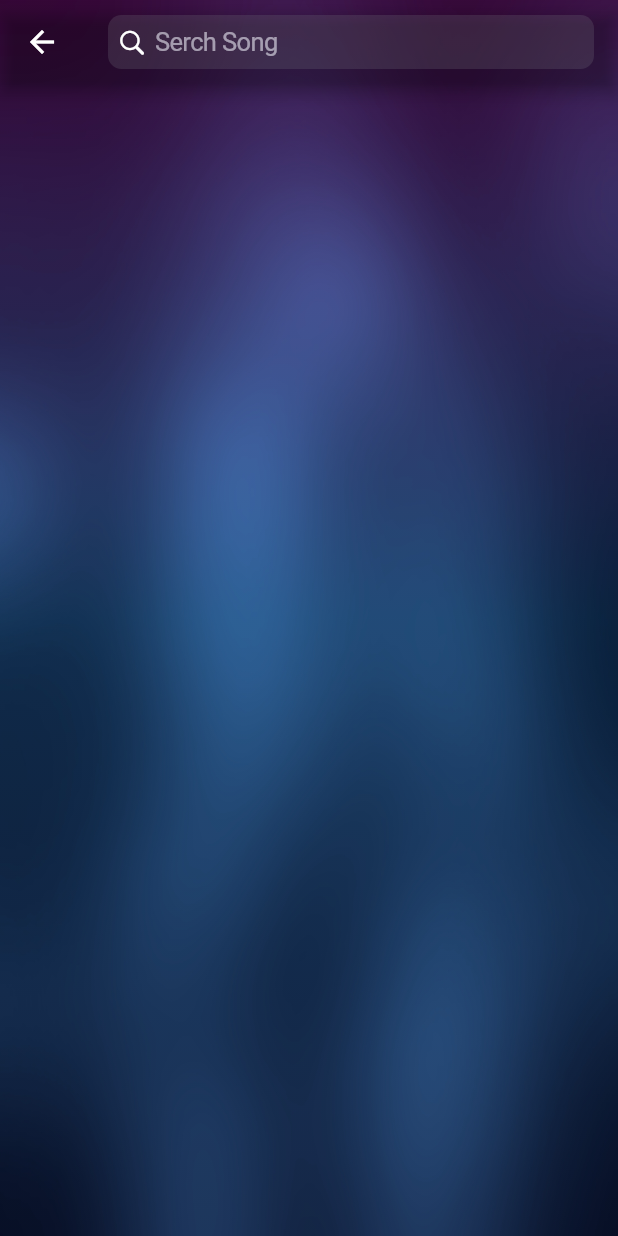
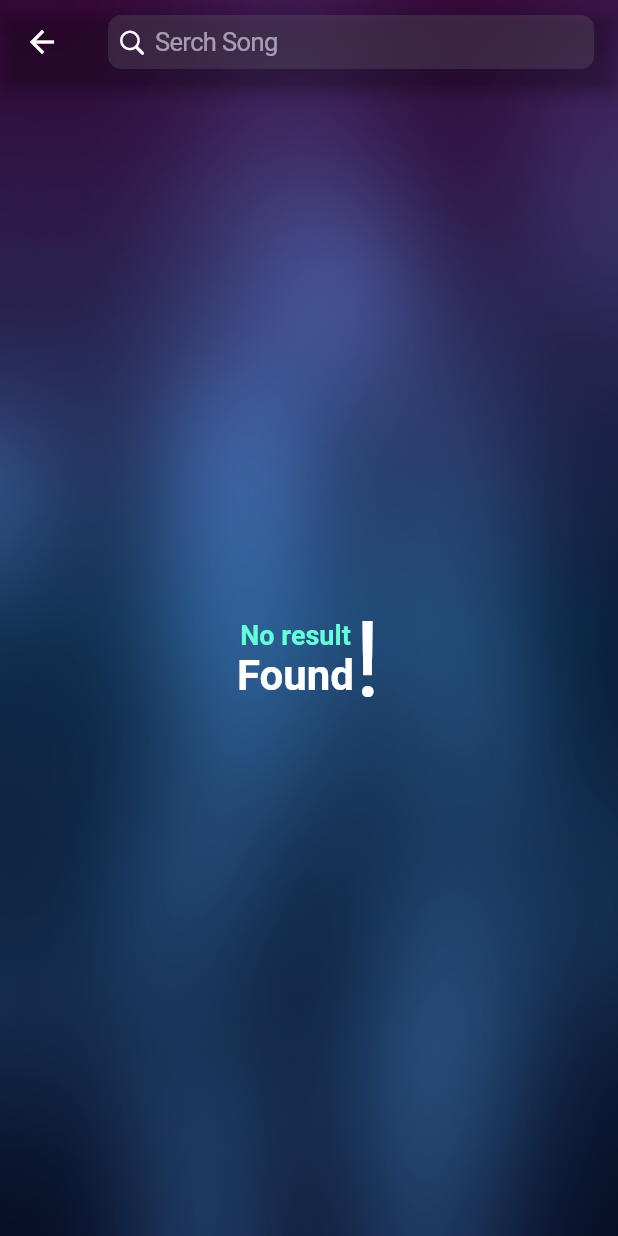
Before and after one commit to ihsankottupadam/flutter_music_player, a Flutter app: the SearchView screen opened by its route, on a phone screen of 412 x 824 dp. Run offline on Flutter 3.47's test engine with Material 2 defaults, Android fonts, the phone set to English and light mode, and no system bars; our stand-ins replace audio_video_progress_bar, get, hive, hive_flutter, just_audio, marquee and 3 more; missing offline and left inert: mini_music_visualizer, we_slide; accounts and stored records are empty.

Commit message:
bg color from artwork enhanced

```diff
--- a/lib/app/modules/album_screen/views/album_screen_view.dart
+++ b/lib/app/modules/album_screen/views/album_screen_view.dart
@@ -4,7 +4,6 @@ import 'package:get/get.dart';
 import 'package:music_player/app/modules/library/controllers/library_controller.dart';
 import 'package:music_player/app/modules/library/views/tabs.dart' show SongsTab;
 import 'package:music_player/app/widgets/bg_container.dart';
-import 'package:music_player/app/widgets/gradient_container.dart';
 import 'package:on_audio_query/on_audio_query.dart';
 
 class AlbumScreenView extends StatelessWidget {
@@ -17,7 +16,6 @@ class AlbumScreenView extends StatelessWidget {
   @override
   Widget build(BuildContext context) {
     return BgContainer(
-      child: GradientContainer(
       child: Scaffold(
           backgroundColor: Colors.transparent,
           appBar: AppBar(
@@ -28,7 +26,6 @@ class AlbumScreenView extends StatelessWidget {
               query: Get.find<LibraryController>()
                   .audioQuery
                   .queryAudiosFrom(from, id))),
-      ),
     );
   }
 }
--- a/lib/app/modules/favorites/views/favories.dart
+++ b/lib/app/modules/favorites/views/favories.dart
@@ -1,6 +1,7 @@
 import 'package:flutter/material.dart';
 import 'package:get/get.dart';
 import 'package:music_player/app/modules/favorites/controllers/favorites_controller.dart';
+import 'package:music_player/app/widgets/emptyview.dart';
 
 import 'package:music_player/app/widgets/mypopupmenu.dart';
 import 'package:music_player/app/widgets/empty_view.dart';
@@ -29,7 +30,10 @@ class FavoriteScreen extends StatelessWidget {
         PlayerController playerController = Get.find();
         WeSlideController slideController = Get.find();
         if (favSongs.isEmpty) {
-          return const EmptyView('Nothing', 'to show', 'go and add somthing');
+          return const EmptyViewN(
+            text: 'No Songs',
+            bottom: 'Found',
+          );
         }
         return ListView.builder(
           physics: const BouncingScrollPhysics(),
--- a/lib/app/modules/home/views/home_view.dart
+++ b/lib/app/modules/home/views/home_view.dart
@@ -7,7 +7,7 @@ import 'package:music_player/app/modules/library/views/library_view.dart';
 import 'package:music_player/app/modules/player_screen/controllers/player_controller.dart';
 import 'package:music_player/app/modules/player_screen/views/player_screen_view.dart';
 import 'package:music_player/app/widgets/bg_container.dart';
-import 'package:music_player/app/widgets/gradient_container.dart';
+
 import 'package:music_player/app/widgets/mini_player.dart';
 import 'package:we_slide/we_slide.dart';
 
@@ -24,7 +24,6 @@ class HomeView extends GetView<HomeController> {
     const double panelMinSize = 120;
     final double panelMaxSize = MediaQuery.of(context).size.height;
     return BgContainer(
-      child: GradientContainer(
       child: Scaffold(
         resizeToAvoidBottomInset: false,
         backgroundColor: Colors.transparent,
@@ -51,7 +50,6 @@ class HomeView extends GetView<HomeController> {
               footer: const BottomBar(),
             );
           },
-          ),
         ),
       ),
     );
--- a/lib/app/modules/player_screen/views/controll_bottons.dart
+++ b/lib/app/modules/player_screen/views/controll_bottons.dart
@@ -86,6 +86,10 @@ class ControllButtons extends GetWidget<PlayerController> {
                   bufferedBarColor: Colors.transparent,
                   barHeight: 4,
                   thumbRadius: 6,
+                  onDragUpdate: (val) {
+                    // player.seek(val.timeStamp);
+                    print(val.timeStamp);
+                  },
                   thumbGlowRadius: 15,
                   onSeek: (duration) {
                     player.seek(duration);
--- a/lib/app/modules/playlist/views/playlist_screen.dart
+++ b/lib/app/modules/playlist/views/playlist_screen.dart
@@ -4,6 +4,7 @@ import 'package:hive_flutter/hive_flutter.dart';
 import 'package:music_player/app/data/models/playlist.dart';
 import 'package:music_player/app/modules/playlist/views/item_screen.dart';
 import 'package:music_player/app/modules/playlist/widgets/playlist_tile.dart';
+import 'package:music_player/app/widgets/emptyview.dart';
 
 import '../controllers/playlist_helper.dart';
 
@@ -41,6 +42,9 @@ class PlaylistScreen extends StatelessWidget {
                 valueListenable: PlaylistHelper.box.listenable(),
                 builder: (context, Box<Playlist> box, _) {
                   List<Playlist> playlists = box.values.toList();
+                  if (playlists.isEmpty) {
+                    return const EmptyViewN(text: 'No Playlist');
+                  }
                   return ListView.builder(
                     physics: const NeverScrollableScrollPhysics(),
                     shrinkWrap: true,
--- a/lib/app/modules/playlist/widgets/playlist_tile.dart
+++ b/lib/app/modules/playlist/widgets/playlist_tile.dart
@@ -18,7 +18,7 @@ class PlaylistTile extends StatelessWidget {
   Widget build(BuildContext context) {
     return ListTile(
       shape: RoundedRectangleBorder(borderRadius: BorderRadius.circular(8)),
-      leading: const Icon(Icons.featured_play_list),
+      leading: const Icon(Icons.queue_music_rounded),
       title: Text(playlist.name),
       subtitle: Text('${playlist.songs.length} songs'),
       onTap: () {
--- a/lib/app/modules/search/views/search_view.dart
+++ b/lib/app/modules/search/views/search_view.dart
@@ -3,7 +3,9 @@ import 'package:flutter/material.dart';
 
 import 'package:get/get.dart';
 import 'package:music_player/app/widgets/bg_container.dart';
-import 'package:music_player/app/widgets/gradient_container.dart';
+
+import 'package:music_player/app/widgets/emptyview.dart';
+
 import 'package:music_player/app/widgets/song_tile.dart';
 import 'package:on_audio_query/on_audio_query.dart';
 import 'package:we_slide/we_slide.dart';
@@ -16,7 +18,6 @@ class SearchView extends GetView<SearchController> {
   @override
   Widget build(BuildContext context) {
     return BgContainer(
-      child: GradientContainer(
       child: Scaffold(
           backgroundColor: Colors.transparent,
           appBar: AppBar(
@@ -32,6 +33,12 @@ class SearchView extends GetView<SearchController> {
           body: Obx(
             () {
               var result = controller.results.value;
+              if (result.isEmpty) {
+                return const EmptyViewN(
+                  text: 'No result',
+                  bottom: 'Found',
+                );
+              }
               return ListView.builder(
                 itemCount: result.length,
                 itemBuilder: (context, index) {
@@ -48,7 +55,6 @@ class SearchView extends GetView<SearchController> {
               );
             },
           )),
-      ),
     );
   }
 }
--- a/lib/app/routes/app_pages.dart
+++ b/lib/app/routes/app_pages.dart
@@ -21,7 +21,7 @@ class AppPages {
   static final routes = [
     GetPage(
       name: _Paths.HOME,
-      page: () => HomeView(),
+      page: () => const HomeView(),
       binding: HomeBinding(),
     ),
     GetPage(
--- a/lib/app/widgets/bg_container.dart
+++ b/lib/app/widgets/bg_container.dart
@@ -1,8 +1,12 @@
 import 'package:flutter/cupertino.dart';
+import 'package:get/get.dart';
+
+import '../controllers/ui_controller.dart';
 
 class BgContainer extends StatelessWidget {
-  const BgContainer({Key? key, this.child}) : super(key: key);
+  BgContainer({Key? key, this.child}) : super(key: key);
   final Widget? child;
+  final _controller = Get.find<UiController>();
   @override
   Widget build(BuildContext context) {
     return Container(
@@ -10,7 +14,23 @@ class BgContainer extends StatelessWidget {
         image: DecorationImage(
             image: AssetImage('assets/images/bg.jpg'), fit: BoxFit.fill),
       ),
-      child: child,
+      child: Obx(
+        () => AnimatedContainer(
+          duration: const Duration(seconds: 1),
+          decoration: BoxDecoration(
+            gradient: LinearGradient(
+              begin: Alignment.topCenter,
+              end: Alignment.bottomCenter,
+              colors: [
+                _controller.curDominantColor.value,
+                const Color(0x331473e9),
+                const Color(0x330E2485),
+              ],
+            ),
+          ),
+          child: child,
+        ),
+      ),
     );
   }
 }
--- /dev/null
+++ b/lib/app/widgets/emptyview.dart
@@ -0,0 +1,40 @@
+import 'package:flutter/material.dart';
+
+class EmptyViewN extends StatelessWidget {
+  const EmptyViewN({Key? key, required this.text, this.bottom})
+      : super(key: key);
+  final String text;
+  final String? bottom;
+  @override
+  Widget build(BuildContext context) {
+    return Center(
+      child: Row(
+        mainAxisSize: MainAxisSize.min,
+        children: [
+          Column(
+            mainAxisSize: MainAxisSize.min,
+            children: [
+              Text(
+                text,
+                style: TextStyle(
+                    color: Theme.of(context).colorScheme.secondary,
+                    fontWeight: FontWeight.bold,
+                    fontSize: 18),
+              ),
+              if (bottom != null)
+                Text(
+                  bottom!,
+                  style: const TextStyle(
+                      fontWeight: FontWeight.bold, fontSize: 28),
+                ),
+            ],
+          ),
+          const Text(
+            '!',
+            style: TextStyle(fontSize: 70),
+          )
+        ],
+      ),
+    );
+  }
+}
```
Also changed, not shown: lib/app/core/utils/utils.dart (+3 -26 lines), lib/app/modules/player_screen/controllers/player_controller.dart (+4 -15 lines), lib/app/modules/player_screen/views/player_screen_view.dart (+2 -13 lines), lib/app/modules/playlist/views/item_screen.dart (+4 -3 lines), lib/app/widgets/empty_songs.dart (added, +38 -0 lines). Lines whose indentation alone changed are shown as unchanged.
